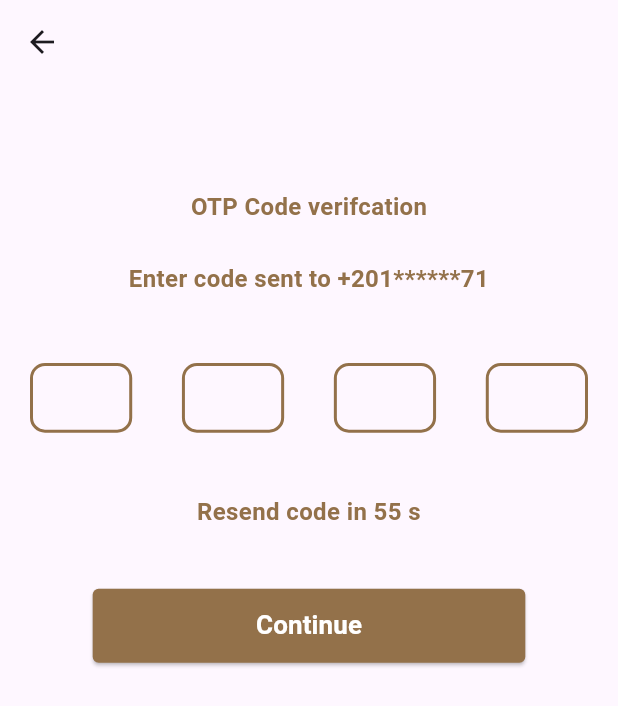
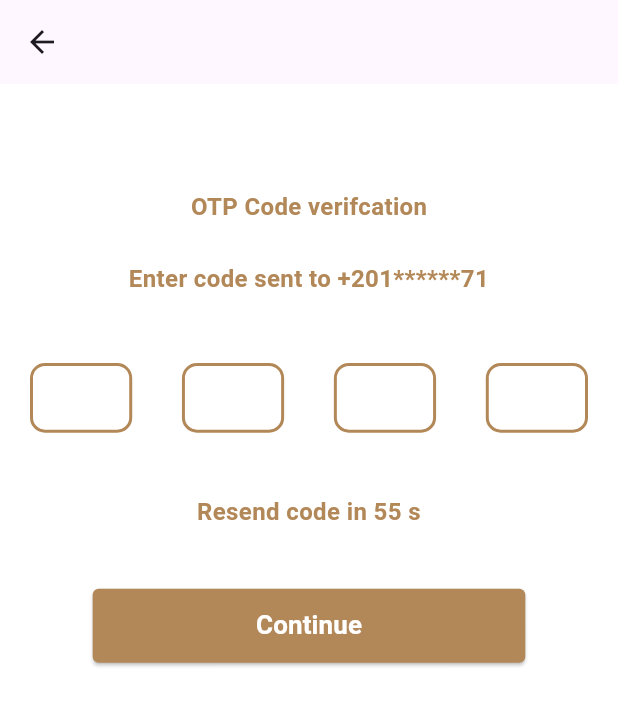
Before and after one commit to osos2511/SeatMe, a Flutter app: the Otp screen opened by its route, on a phone screen of 412 x 824 dp. Shown: the top 706 px of the screen. Run offline on Flutter 3.47's test engine with Material 3 defaults, Android fonts, the phone set to English and light mode, and no system bars; drawn by our look-alikes of pin_code_fields; our stand-ins replace flutter_screenutil, google_fonts; Roboto replaces fonts that are missing (Alexandria).

Commit message:
change the color

```diff
--- /dev/null
+++ b/lib/core/theme/colors.dart
@@ -0,0 +1,7 @@
+import 'package:flutter/material.dart';
+
+abstract class ColorApp {
+  static const primaryColor =Color.fromARGB(255, 179, 136, 88);
+  static const secondaryColor = Color(0xFFD4AF37);
+
+}
--- a/lib/core/widgets/app_Bar.dart
+++ b/lib/core/widgets/app_Bar.dart
@@ -1,10 +1,11 @@
 import 'package:flutter/material.dart';
 import 'package:google_fonts/google_fonts.dart';
+import 'package:seatme/core/theme/colors.dart';
 
 AppBar customAppBar({
   required String title,
   required double screenWidth,
-  Color backgroundColor = const Color(0xff93714A),
+  Color backgroundColor = ColorApp.primaryColor,
 }) {
   return AppBar(
     leading: SizedBox(),
--- a/lib/core/widgets/custom_textForm_field.dart
+++ b/lib/core/widgets/custom_textForm_field.dart
@@ -1,4 +1,5 @@
 import 'package:flutter/material.dart';
+import 'package:seatme/core/theme/colors.dart';
 
 class CustomTextFormField extends StatefulWidget {
   const CustomTextFormField({
@@ -39,7 +40,7 @@ class _CustomTextFormFieldState extends State<CustomTextFormField> {
 
   @override
   Widget build(BuildContext context) {
-    const Color mainColor = Color(0xff93714A);
+    const Color mainColor = ColorApp.primaryColor;
 
     return TextFormField(
       onChanged: widget.onChanged,
@@ -54,7 +55,7 @@ class _CustomTextFormFieldState extends State<CustomTextFormField> {
           color: mainColor,
         ),
         hintText: widget.hintText,
-        hintStyle: const TextStyle(color: Color(0xff535353)),
+        hintStyle: const TextStyle(color: ColorApp.primaryColor),
         border: OutlineInputBorder(
           borderRadius: BorderRadius.circular(15),
           borderSide: const BorderSide(width: 2, color: mainColor),
--- a/lib/core/widgets/shared_button.dart
+++ b/lib/core/widgets/shared_button.dart
@@ -1,5 +1,6 @@
 import 'package:flutter/material.dart';
 import 'package:google_fonts/google_fonts.dart';
+import 'package:seatme/core/theme/colors.dart';
 
 class SharedButton extends StatelessWidget {
   final String text;
@@ -16,7 +17,7 @@ class SharedButton extends StatelessWidget {
     required this.width,
     required this.height,
     this.borderRadius = 6,
-    this.backgroundColor = const Color(0xff93714A),
+    this.backgroundColor = ColorApp.primaryColor,
   });
 
   @override
--- a/lib/main.dart
+++ b/lib/main.dart
@@ -18,6 +18,7 @@ class MyApp extends StatelessWidget {
       splitScreenMode: true,
       builder: (_, child) {
         return MaterialApp(
+          theme: ThemeData(scaffoldBackgroundColor:  Colors.white),
       debugShowCheckedModeBanner: false,
       initialRoute: RoutesManager.onBoardingRoute,
       onGenerateRoute: RoutesManager.router,
--- a/lib/presentation/screens/auth/otp.dart
+++ b/lib/presentation/screens/auth/otp.dart
@@ -4,6 +4,7 @@ import 'package:flutter/material.dart';
 import 'package:flutter_screenutil/flutter_screenutil.dart';
 import 'package:pin_code_fields/pin_code_fields.dart';
 import 'package:seatme/core/routes_manager.dart';
+import 'package:seatme/core/theme/colors.dart';
 
 import 'package:seatme/core/widgets/shared_button.dart';
 
@@ -63,7 +64,7 @@ class _OtpState extends State<Otp> {
               Text(
                 "Congratulation",
                 style:TextStyle(
-                          color: Color(0xff93714A),
+                          color: ColorApp.primaryColor,
                           fontWeight: FontWeight.bold,
                           fontSize: 16
                         ),
@@ -73,7 +74,7 @@ class _OtpState extends State<Otp> {
                 "Your account is ready. You will be redirected to the home page.",
                 textAlign: TextAlign.center,
                 style: TextStyle(
-                          color: Color(0xff93714A),
+                          color: ColorApp.primaryColor,
                           fontWeight: FontWeight.bold,
                           fontSize: 16
                         ),
@@ -104,7 +105,8 @@ class _OtpState extends State<Otp> {
     final double screenHeight = screenSize.height;
     return  Scaffold(
       appBar: AppBar(),
-      body: Padding(
+      body: SingleChildScrollView(
+        child: Padding(
           padding: const EdgeInsets.symmetric(horizontal: 20.0),
           child: Column(
             crossAxisAlignment: CrossAxisAlignment.center,
@@ -115,7 +117,7 @@ class _OtpState extends State<Otp> {
               Text(
                 'OTP Code verifcation',
                 style: TextStyle(
-                          color: Color(0xff93714A),
+                            color: ColorApp.primaryColor,
                             fontWeight: FontWeight.bold,
                             fontSize: 16
                           ),
@@ -125,7 +127,7 @@ Text(
                 'Enter code sent to +201******71',
                  textAlign: TextAlign.center,
                 style: TextStyle(
-                          color: Color(0xff93714A),
+                            color: ColorApp.primaryColor,
                             fontWeight: FontWeight.bold,
                             fontSize: 16
                           ),),
@@ -142,7 +144,7 @@ Text(
                   borderRadius: BorderRadius.circular(10),
                   fieldHeight: 48.h,
                   fieldWidth: 65.w,
-                inactiveColor: Color(0xff93714A),
+                  inactiveColor: ColorApp.primaryColor,
                   activeColor: Color(0xffB1630D),
                   selectedColor: Color(0xffB1630D),
                 ),
@@ -156,7 +158,7 @@ Text(
                 'Resend code in 55 s',
                  textAlign: TextAlign.center,
                 style: TextStyle(
-                          color: Color(0xff93714A),
+                            color: ColorApp.primaryColor,
                             fontWeight: FontWeight.bold,
                             fontSize: 16
                           ),
@@ -176,6 +178,7 @@ Text(
             ],
           ),
         ),
+      ),
     );
   }
 
--- a/lib/presentation/screens/auth/sign_in.dart
+++ b/lib/presentation/screens/auth/sign_in.dart
@@ -1,5 +1,6 @@
 import 'package:flutter/material.dart';
 import 'package:seatme/core/routes_manager.dart';
+import 'package:seatme/core/theme/colors.dart';
 import '../../../core/widgets/app_Bar.dart';
 import '../../../core/widgets/custom_textForm_field.dart';
 import '../../../core/widgets/dialog_success.dart';
@@ -92,7 +93,7 @@ class _SignInState extends State<SignIn> {
                       child: const Text(
                         "Forgot Password?",
                         style: TextStyle(
-                          color: Color(0xff93714A),
+                          color: ColorApp.primaryColor,
                           fontWeight: FontWeight.w500,
                         ),
                       ),
@@ -128,7 +129,7 @@ class _SignInState extends State<SignIn> {
                       child: const Text(
                         "SignUp",
                         style: TextStyle(
-                          color: Color(0xff93714A),
+                          color: ColorApp.primaryColor,
                           fontWeight: FontWeight.bold,
                         ),
                       ),
```
Also changed, not shown: lib/core/widgets/dialog_success.dart (+4 -3 lines). Lines whose indentation alone changed are shown as unchanged.
